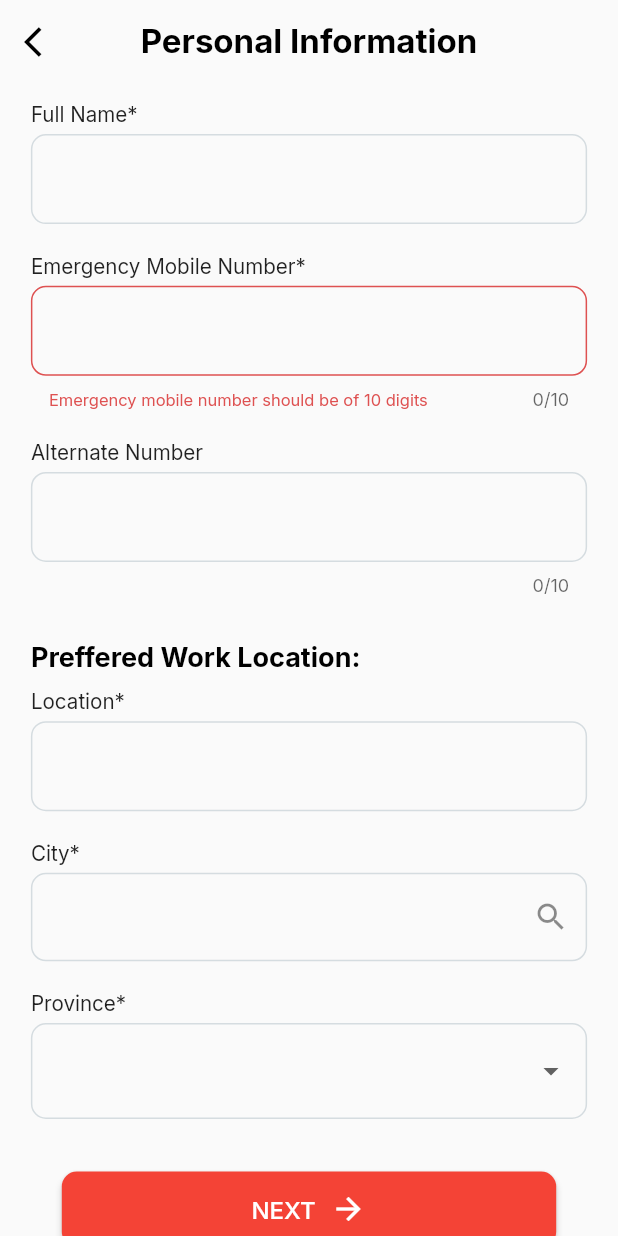
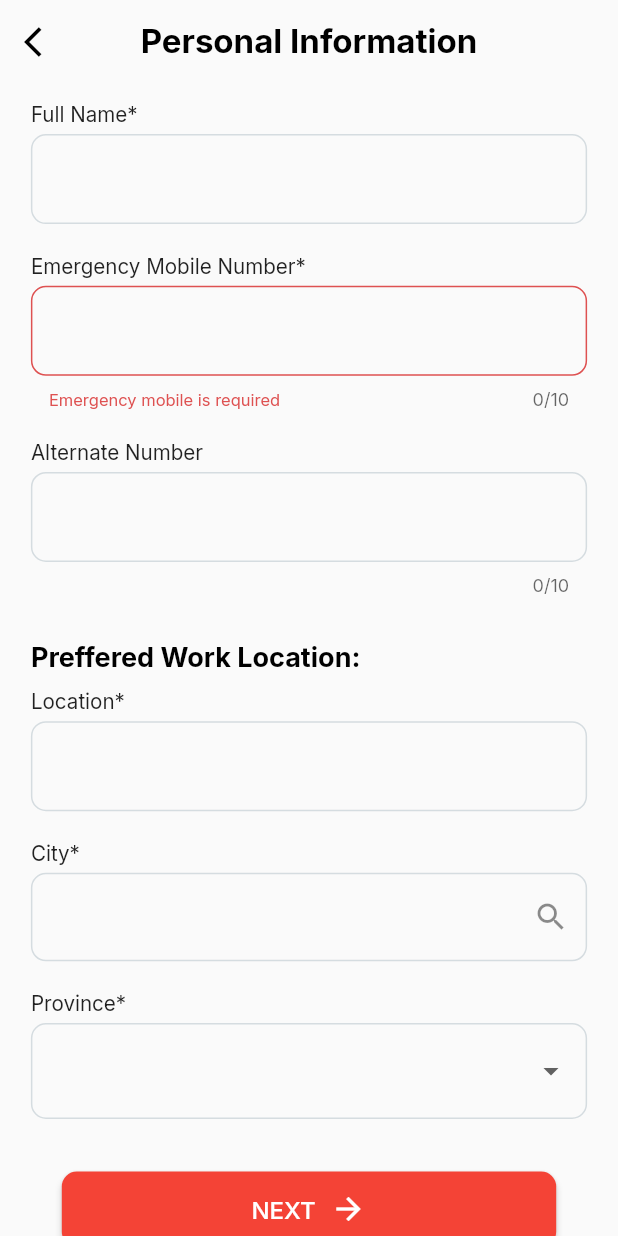
Before and after one commit to nextnowapp/NewFrontseat, a Flutter app: the OnboardPersonalInformation screen opened directly, scrolled down 2177 dp, after a tap on "NEXT", on a phone screen of 412 x 824 dp. Run offline on Flutter 3.47's test engine with Material 2 defaults, Android fonts, the phone set to English and light mode, and no system bars; drawn by our look-alikes of rounded_loading_button, searchfield; our stand-ins replace after_layout, bloc, cached_network_image, cloud_firestore, connectivity, dio and 38 more; missing offline and left inert: file_utils, flutter_cupertino_date_picker_fork, flutter_inappwebview, flutter_share, html_editor_enhanced, open_file_safe and 4 more; accounts and stored records are empty; project files that could hold a hidden picture were left out.

Commit message:
documents section updated,mobile number validation text changed , profile appbar title changed

```diff
--- a/lib/screens/frontseat/agent_onboarding/upload_bank_details/controller/upload_bank_details_bloc.dart
+++ b/lib/screens/frontseat/agent_onboarding/upload_bank_details/controller/upload_bank_details_bloc.dart
@@ -1,11 +1,7 @@
 import 'package:bloc/bloc.dart';
 import 'package:flutter/cupertino.dart';
 import 'package:nextschool/utils/Utils.dart';
-import 'package:sn_progress_dialog/progress_dialog.dart';
-
 import '../../../../../utils/apis/kyc_api.dart';
-
-
 part 'upload_bank_details_event.dart';
 part 'upload_bank_details_state.dart';
 
--- a/lib/screens/frontseat/agent_onboarding/upload_govt_id/controller/upload_govt_id_bloc.dart
+++ b/lib/screens/frontseat/agent_onboarding/upload_govt_id/controller/upload_govt_id_bloc.dart
@@ -1,7 +1,5 @@
 import 'package:bloc/bloc.dart';
 import 'package:flutter/cupertino.dart';
-import 'package:sn_progress_dialog/progress_dialog.dart';
-
 import '../../../../../utils/Utils.dart';
 import '../../../../../utils/apis/kyc_api.dart';
 part 'upload_govt_id_event.dart';
@@ -15,6 +13,10 @@ class UploadGovtIdBloc extends Bloc<UploadGovtIdEvent, UploadGovtIdState> {
         'onboarding_steps':3,
         'drivingLicenseId': event.drivingLicense,
         'id_number': event.idDocument,
+        'documentType':event.documentType,
+        'countryName':event.country,
+        'asylumDoc':event.asylum,
+        'passportNo':event.passport,
         'user_id': id,
       };
       await KycApi.uploadPersonalInformation(data);
--- a/lib/screens/frontseat/agent_onboarding/upload_govt_id/controller/upload_govt_id_event.dart
+++ b/lib/screens/frontseat/agent_onboarding/upload_govt_id/controller/upload_govt_id_event.dart
@@ -4,9 +4,13 @@ part of 'upload_govt_id_bloc.dart';
 abstract class UploadGovtIdEvent {}
 
 class UploadGovtIdDetailsEvent extends UploadGovtIdEvent {
-  String idDocument;
+  String? idDocument;
+  String documentType;
   String? drivingLicense;
-  UploadGovtIdDetailsEvent({required this.idDocument, this.drivingLicense});
+  String? country;
+  String? asylum;
+  String? passport;
+  UploadGovtIdDetailsEvent({ this.idDocument,required this.documentType ,this.drivingLicense,this.country,this.asylum,this.passport});
 }
 
 class UploadGovtIdDocumentsEvent extends UploadGovtIdEvent {
@@ -16,5 +20,9 @@ class UploadGovtIdDocumentsEvent extends UploadGovtIdEvent {
   String? dlRear;
   BuildContext context;
   UploadGovtIdDocumentsEvent(
-      {required this.idFront, required this.idRear,required this.context, this.dlFront, this.dlRear});
+      {required this.idFront,
+      required this.idRear,
+      required this.context,
+      this.dlFront,
+      this.dlRear});
 }
--- a/lib/screens/frontseat/agent_onboarding/upload_personal_information/onboard_personal_data_screen.dart
+++ b/lib/screens/frontseat/agent_onboarding/upload_personal_information/onboard_personal_data_screen.dart
@@ -328,13 +328,11 @@ class _OnboardPersonalInformationState
                               FilteringTextInputFormatter.digitsOnly,
                               LengthLimitingTextInputFormatter(10),
                             ],
-                            validator: (value) {
-                              if (value == null) {
-                                return 'Mobile Number is required';
-                              } else if (value.length != 10) {
-                                return 'Mobile number should be of 10 digits';
-                              } else if (value[0] != '0') {
-                                return 'Phone Number must start with 0';
+                           validator: (value) {
+                              if (value!.isEmpty) {
+                                return 'Phone Number is required';
+                              } else if (value.length != 10||value[0] != '0') {
+                                return 'Phone number should be 10 digits starting with 0';
                               }
                               return null;
                             },
@@ -1668,13 +1666,11 @@ class _OnboardPersonalInformationState
                               FilteringTextInputFormatter.digitsOnly,
                               LengthLimitingTextInputFormatter(10),
                             ],
-                            validator: (value) {
-                              if (value == null) {
+                           validator: (value) {
+                              if (value!.isEmpty) {
                                 return 'Emergency mobile is required';
-                              } else if (value.length != 10) {
-                                return 'Emergency mobile number should be of 10 digits';
-                              } else if (value[0] != '0') {
-                                return 'Phone Number must start with 0';
+                              } else if (value.length != 10||value[0] != '0') {
+                                return 'Phone number should be 10 digits starting with 0';
                               }
                               return null;
                             },
@@ -1692,9 +1688,9 @@ class _OnboardPersonalInformationState
                             ],
                             validator: (value) {
                               if (value.isNotEmpty && value.length != 10) {
-                                return 'Please enter phone number';
+                                return 'Phone number should be 10 digits starting with 0';
                               } else if (value.isNotEmpty && value[0] != '0') {
-                                return 'Phone number should start with 0';
+                                return 'Phone number should be 10 digits starting with 0';
                               }
                               return null;
                             },
--- a/lib/screens/frontseat/agent_onboarding/upload_selfie/controller/upload_selfie_bloc.dart
+++ b/lib/screens/frontseat/agent_onboarding/upload_selfie/controller/upload_selfie_bloc.dart
@@ -1,7 +1,5 @@
 import 'package:bloc/bloc.dart';
 import 'package:flutter/cupertino.dart';
-import 'package:sn_progress_dialog/progress_dialog.dart';
-
 import '../../../../../utils/Utils.dart';
 import '../../../../../utils/apis/kyc_api.dart';
 part 'upload_selfie_event.dart';
--- a/lib/screens/frontseat/new_register_screen.dart
+++ b/lib/screens/frontseat/new_register_screen.dart
@@ -126,10 +126,8 @@ class _NewRegisterScreenState extends State<NewRegisterScreen> {
                             validator: (value) {
                               if (value!.isEmpty) {
                                 return 'Phone Number is required';
-                              } else if (value.length != 10) {
-                                return 'Phone number should be 10 digits';
-                              } else if (value[0] != '0') {
-                                return 'Phone Number must start with 0';
+                              } else if (value.length != 10||value[0] != '0') {
+                                return 'Phone number should be 10 digits starting with 0';
                               }
                               return null;
                             },
--- a/lib/screens/frontseat/profile_page/profile_screen.dart
+++ b/lib/screens/frontseat/profile_page/profile_screen.dart
@@ -69,7 +69,7 @@ class _ProfileScreenState extends State<ProfileScreen>
       appBar: AppBar(
         backgroundColor: Colors.red,
         title: const TextWidget(
-          txt: 'Profile',
+          txt: 'Application Information',
           clr: Colors.white,
           size: 20,
           weight: FontWeight.w500,
```
Also changed, not shown: lib/screens/frontseat/agent_onboarding/upload_govt_id/govt_id_details.dart (+62 -8 lines), lib/screens/frontseat/new_login_screen.dart (+14 -8 lines).
